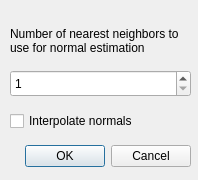
This is src/tools/viewer/ui/LVRReconstructionEstimateNormalsDialogUI.ui in uos/lvr2 as Qt 5 draws it before an edit. The edited form follows.
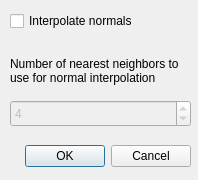
This is the edited form.

Commit message: made normal interpolation spinBox dependent on checkBox

What changed in the file:
```diff
--- a/src/tools/viewer/ui/LVRReconstructionEstimateNormalsDialogUI.ui
+++ b/src/tools/viewer/ui/LVRReconstructionEstimateNormalsDialogUI.ui
@@ -36,23 +36,26 @@
    <property name="geometry">
     <rect>
      <x>10</x>
-     <y>10</y>
+     <y>40</y>
      <width>181</width>
      <height>61</height>
     </rect>
    </property>
    <property name="text">
-    <string>Number of nearest neighbors to use for normal estimation</string>
+    <string>Number of nearest neighbors to use for normal interpolation</string>
    </property>
    <property name="wordWrap">
     <bool>true</bool>
    </property>
   </widget>
   <widget class="QSpinBox" name="spinBox_ki">
+   <property name="enabled">
+    <bool>false</bool>
+   </property>
    <property name="geometry">
     <rect>
      <x>10</x>
-     <y>70</y>
+     <y>100</y>
      <width>181</width>
      <height>27</height>
     </rect>
@@ -63,12 +66,15 @@
    <property name="maximum">
     <number>64</number>
    </property>
+   <property name="value">
+    <number>4</number>
+   </property>
   </widget>
   <widget class="QCheckBox" name="checkBox_in">
    <property name="geometry">
     <rect>
      <x>10</x>
-     <y>110</y>
+     <y>10</y>
      <width>181</width>
      <height>22</height>
     </rect>
```
The commit also changes 2 other files.
